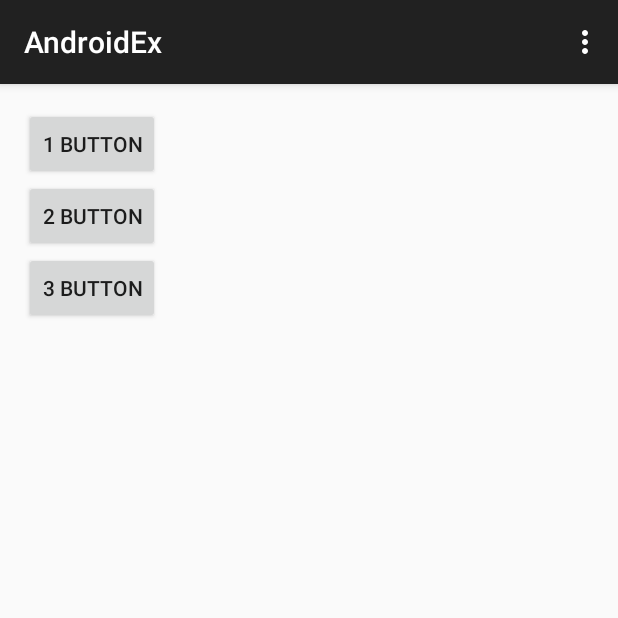
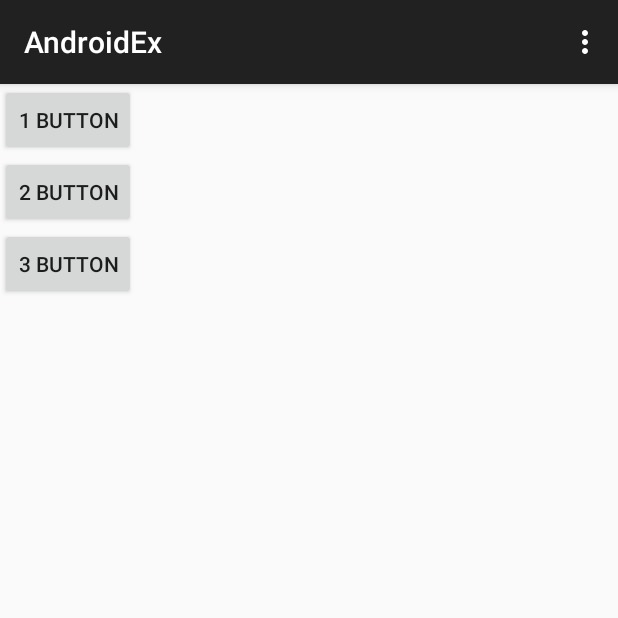
Before and after one commit to EricSeokgon/AndroidEx, an Android app: the screen it shows after launch (MainActivity), on a phone screen of 412 x 824 dp, the top half of it. Run offline under Robolectric (Android 15) with nearby library versions, the phone set to English and light mode, and no system bars.

Commit message:
LinearLayout, button add

```diff
--- a/app/src/main/res/layout/activity_main.xml
+++ b/app/src/main/res/layout/activity_main.xml
@@ -1,28 +1,26 @@
 <LinearLayout xmlns:android="http://schemas.android.com/apk/res/android"
     xmlns:tools="http://schemas.android.com/tools"
+    android:layout_width="match_parent"
+    android:layout_height="match_parent"
     android:orientation="vertical"
-    android:layout_width="match_parent"
-    android:layout_height="match_parent" android:paddingLeft="@dimen/activity_horizontal_margin"
-    android:paddingRight="@dimen/activity_horizontal_margin"
-    android:paddingTop="@dimen/activity_vertical_margin"
-    android:paddingBottom="@dimen/activity_vertical_margin" tools:context=".MainActivity">
+    tools:context=".MainActivity">
 
     <Button
+        android:id="@+id/button"
         android:layout_width="wrap_content"
         android:layout_height="wrap_content"
-        android:text="1 Button"
-        android:id="@+id/button" />
+        android:text="1 Button" />
 
     <Button
+        android:id="@+id/button2"
         android:layout_width="wrap_content"
         android:layout_height="wrap_content"
-        android:text="2 Button"
-        android:id="@+id/button2" />
+        android:text="2 Button" />
 
     <Button
+        android:id="@+id/button3"
         android:layout_width="wrap_content"
         android:layout_height="wrap_content"
-        android:text="3 Button"
-        android:id="@+id/button3" />
+        android:text="3 Button" />
 
 </LinearLayout>
```
